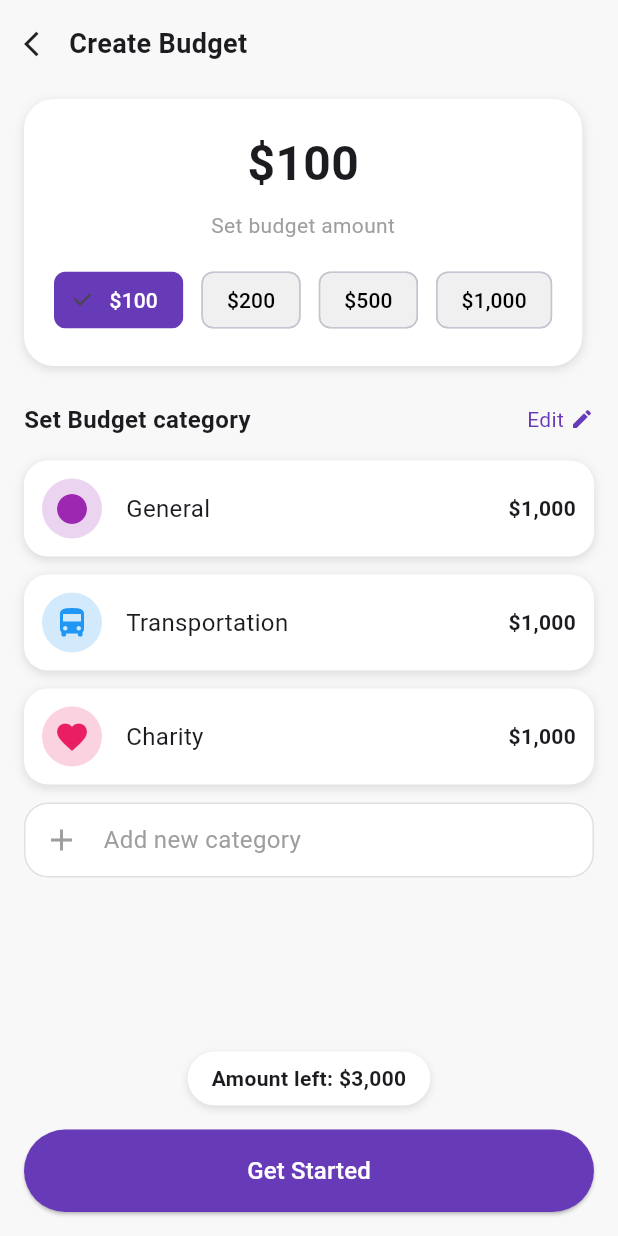
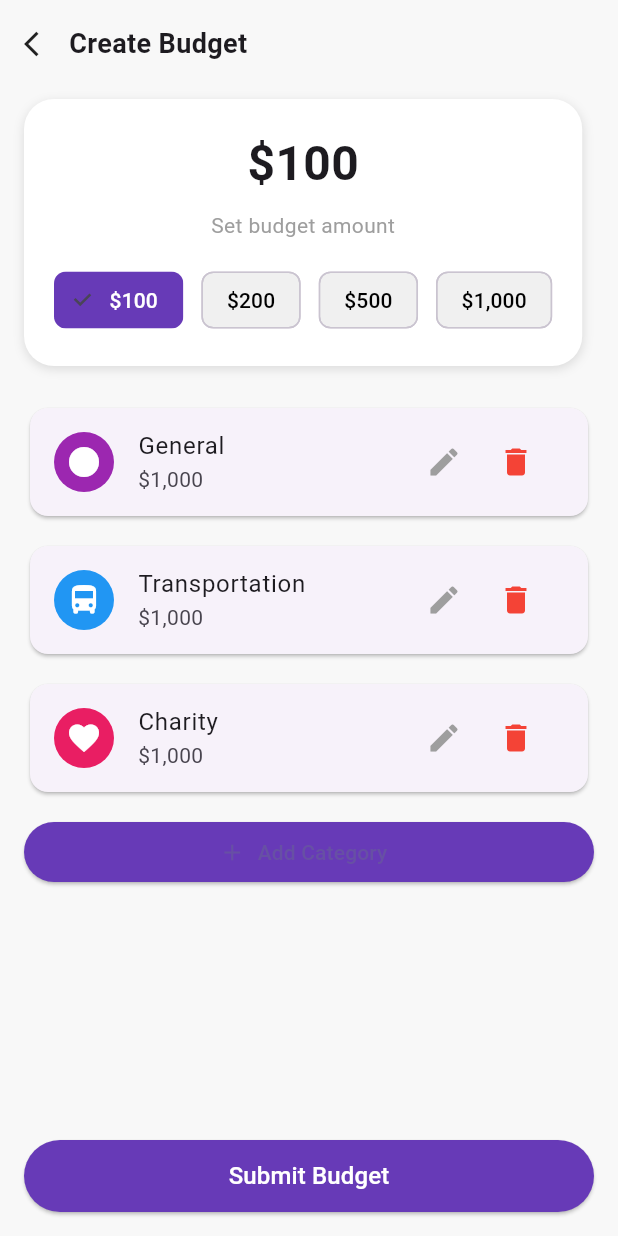
Before and after one commit to priyamtripathiii03/fintrackapp, a Flutter app: the screen it shows after launch, after a tap on "More", on a phone screen of 412 x 824 dp. Run offline on Flutter 3.47's test engine with Material 3 defaults, Android fonts, the light colour scheme and no system bars; our stand-ins replace percent_indicator, pie_chart; network calls fail.

Commit message:
08-07-2025

```diff
--- a/lib/budget_screen.dart
+++ b/lib/budget_screen.dart
@@ -1,6 +1,18 @@
-import 'package:fintrackapp/views/category_screen.dart';
 import 'package:flutter/material.dart';
- // Ensure this contains BudgetCategory model
+
+class BudgetCategory {
+  final String name;
+  final IconData icon;
+  final Color color;
+  final String amount;
+
+  BudgetCategory({
+    required this.name,
+    required this.icon,
+    required this.color,
+    required this.amount,
+  });
+}
 
 class CreateBudgetScreen extends StatefulWidget {
   const CreateBudgetScreen({super.key});
@@ -10,14 +22,20 @@ class CreateBudgetScreen extends StatefulWidget {
 }
 
 class _CreateBudgetScreenState extends State<CreateBudgetScreen> {
-  final List<BudgetCategory> categories = [
+  List<BudgetCategory> categories = [
     BudgetCategory(icon: Icons.circle, color: Colors.purple, name: "General", amount: "\$1,000"),
     BudgetCategory(icon: Icons.directions_bus, color: Colors.blue, name: "Transportation", amount: "\$1,000"),
     BudgetCategory(icon: Icons.favorite, color: Colors.pink, name: "Charity", amount: "\$1,000"),
   ];
 
   final List<String> predefinedAmounts = ["100", "200", "500", "1,000"];
-  String selectedAmount = "100"; // Default selected amount
+  String selectedAmount = "100";
+
+  @override
+  void dispose() {
+    // Dispose any controllers if added later (currently none)
+    super.dispose();
+  }
 
   void _addNewCategory() async {
     final newCategory = await Navigator.push<BudgetCategory>(
@@ -27,16 +45,37 @@ class _CreateBudgetScreenState extends State<CreateBudgetScreen> {
 
     if (newCategory != null) {
       setState(() {
-        // Set selected amount to new category
-        final categoryWithAmount = BudgetCategory(
+        categories.add(BudgetCategory(
           name: newCategory.name,
           icon: newCategory.icon,
           color: newCategory.color,
           amount: "\$$selectedAmount",
-        );
-        categories.add(categoryWithAmount);
+        ));
       });
     }
+  }
+
+  void _editCategory(int index) async {
+    final edited = await showDialog<BudgetCategory>(
+      context: context,
+      builder: (context) => EditCategoryDialog(category: categories[index]),
+    );
+
+    if (edited != null) {
+      setState(() {
+        categories[index] = edited;
+      });
+    }
+  }
+
+  void _deleteCategory(int index) {
+    setState(() {
+      categories.removeAt(index);
+    });
+  }
+
+  void _submitBudget() {
+    Navigator.pop(context, categories);
   }
 
   @override
@@ -49,21 +88,23 @@ class _CreateBudgetScreenState extends State<CreateBudgetScreen> {
           child: Column(
             crossAxisAlignment: CrossAxisAlignment.start,
             children: [
-              // Top Bar
+              // Back & Title
               Row(
                 children: [
                   GestureDetector(
-                    onTap: () => Navigator.pop(context),
+                    onTap: () => Navigator.pop(context, categories),
                     child: const Icon(Icons.arrow_back_ios, size: 20),
                   ),
                   const SizedBox(width: 10),
-                  const Text("Create Budget",
-                      style: TextStyle(fontSize: 18, fontWeight: FontWeight.bold)),
+                  const Text(
+                    "Create Budget",
+                    style: TextStyle(fontSize: 18, fontWeight: FontWeight.bold),
+                  ),
                 ],
               ),
               const SizedBox(height: 24),
 
-              // Budget Card
+              // Budget amount selector
               Container(
                 padding: const EdgeInsets.all(20),
                 decoration: BoxDecoration(
@@ -75,10 +116,8 @@ class _CreateBudgetScreenState extends State<CreateBudgetScreen> {
                 ),
                 child: Column(
                   children: [
-                    Text(
-                      '\$${selectedAmount}',
-                      style: const TextStyle(fontSize: 32, fontWeight: FontWeight.bold),
-                    ),
+                    Text('\$$selectedAmount',
+                        style: const TextStyle(fontSize: 32, fontWeight: FontWeight.bold)),
                     const SizedBox(height: 8),
                     const Text("Set budget amount", style: TextStyle(color: Colors.grey)),
                     const SizedBox(height: 16),
@@ -91,9 +130,7 @@ class _CreateBudgetScreenState extends State<CreateBudgetScreen> {
                           selected: isSelected,
                           selectedColor: Colors.deepPurple,
                           backgroundColor: const Color(0xFFF0F0F0),
-                          labelStyle: TextStyle(
-                            color: isSelected ? Colors.white : Colors.black,
-                          ),
+                          labelStyle: TextStyle(color: isSelected ? Colors.white : Colors.black),
                           onSelected: (_) {
                             setState(() {
                               selectedAmount = amount;
@@ -107,71 +144,58 @@ class _CreateBudgetScreenState extends State<CreateBudgetScreen> {
               ),
               const SizedBox(height: 24),
 
-              // Set Category Header
-              Row(
-                mainAxisAlignment: MainAxisAlignment.spaceBetween,
-                children: const [
-                  Text("Set Budget category",
-                      style: TextStyle(fontSize: 16, fontWeight: FontWeight.bold)),
-                  Row(
+              // Categories list with add button
+              Expanded(
+                child: ListView.separated(
+                  itemCount: categories.length + 1,
+                  separatorBuilder: (_, __) => const SizedBox(height: 12),
+                  itemBuilder: (context, index) {
+                    if (index == categories.length) {
+                      return ElevatedButton.icon(
+                        icon: const Icon(Icons.add),
+                        label: const Text("Add Category"),
+                        style: ElevatedButton.styleFrom(
+                          backgroundColor: Colors.deepPurple,
+                        ),
+                        onPressed: _addNewCategory,
+                      );
+                    }
+
+                    final cat = categories[index];
+                    return Card(
+                      shape: RoundedRectangleBorder(borderRadius: BorderRadius.circular(12)),
+                      child: ListTile(
+                        leading: CircleAvatar(backgroundColor: cat.color, child: Icon(cat.icon, color: Colors.white)),
+                        title: Text(cat.name),
+                        subtitle: Text(cat.amount),
+                        trailing: Row(
+                          mainAxisSize: MainAxisSize.min,
                           children: [
-                      Text("Edit", style: TextStyle(color: Colors.deepPurple)),
-                      SizedBox(width: 4),
-                      Icon(Icons.edit, size: 16, color: Colors.deepPurple),
-                    ],
-                  )
-                ],
+                            IconButton(
+                              icon: const Icon(Icons.edit, color: Colors.grey),
+                              onPressed: () => _editCategory(index),
                             ),
-              const SizedBox(height: 16),
-
-              // Category List
-              Expanded(
-                child: ListView(
-                  children: [
-                    for (var cat in categories)
-                      CategoryTile(
-                        icon: cat.icon,
-                        color: cat.color,
-                        title: cat.name,
-                        amount: cat.amount,
+                            IconButton(
+                              icon: const Icon(Icons.delete, color: Colors.red),
+                              onPressed: () => _deleteCategory(index),
                             ),
-                    AddCategoryTile(onTap: _addNewCategory),
                           ],
                         ),
                       ),
-
-              // Amount Left
-              Center(
-                child: Container(
-                  padding: const EdgeInsets.symmetric(horizontal: 16, vertical: 8),
-                  decoration: BoxDecoration(
-                    color: Colors.white,
-                    borderRadius: BorderRadius.circular(20),
-                    boxShadow: const [
-                      BoxShadow(color: Colors.black12, blurRadius: 4, offset: Offset(0, 2))
-                    ],
-                  ),
-                  child: const Text("Amount left: \$3,000",
-                      style: TextStyle(fontWeight: FontWeight.bold)),
+                    );
+                  },
                 ),
               ),
-              const SizedBox(height: 16),
 
-              // Get Started Button
-              SizedBox(
-                width: double.infinity,
-                child: ElevatedButton(
+              // Submit Button
+              ElevatedButton(
+                onPressed: _submitBudget,
                 style: ElevatedButton.styleFrom(
-                    padding: const EdgeInsets.symmetric(vertical: 16),
                   backgroundColor: Colors.deepPurple,
-                    shape: RoundedRectangleBorder(borderRadius: BorderRadius.circular(30)),
+                  minimumSize: const Size.fromHeight(48),
                 ),
-                  onPressed: () {
-                    // Get started logic
-                  },
-                  child: const Text("Get Started", style: TextStyle(fontSize: 16, color: Colors.white)),
-                ),
-              ),
+                child: const Text("Submit Budget", style: TextStyle(color: Colors.white, fontSize: 16)),
+              )
             ],
           ),
         ),
@@ -180,72 +204,117 @@ class _CreateBudgetScreenState extends State<CreateBudgetScreen> {
   }
 }
 
-class CategoryTile extends StatelessWidget {
-  final IconData icon;
-  final Color color;
-  final String title;
-  final String amount;
+// Screen to create a new category
+class CreateCategoryScreen extends StatefulWidget {
+  const CreateCategoryScreen({super.key});
 
-  const CategoryTile({
-    super.key,
-    required this.icon,
-    required this.color,
-    required this.title,
-    required this.amount,
-  });
+  @override
+  State<CreateCategoryScreen> createState() => _CreateCategoryScreenState();
+}
+
+class _CreateCategoryScreenState extends State<CreateCategoryScreen> {
+  final _nameController = TextEditingController();
+  IconData selectedIcon = Icons.category;
+  Color selectedColor = Colors.deepPurple;
+
+  @override
+  void dispose() {
+    _nameController.dispose();
+    super.dispose();
+  }
 
   @override
   Widget build(BuildContext context) {
-    return Container(
-      margin: const EdgeInsets.only(bottom: 12),
-      padding: const EdgeInsets.all(12),
-      decoration: BoxDecoration(
-        color: Colors.white,
-        borderRadius: BorderRadius.circular(16),
-        boxShadow: const [
-          BoxShadow(color: Colors.black12, blurRadius: 5, offset: Offset(0, 2))
-        ],
+    return Scaffold(
+      appBar: AppBar(title: const Text("Add Category")),
+      body: Padding(
+        padding: const EdgeInsets.all(16),
+        child: Column(
+          children: [
+            TextField(
+              controller: _nameController,
+              decoration: const InputDecoration(labelText: "Category Name"),
             ),
-      child: Row(
-        children: [
-          CircleAvatar(
-            backgroundColor: color.withOpacity(0.2),
-            child: Icon(icon, color: color),
-          ),
-          const SizedBox(width: 16),
-          Expanded(child: Text(title, style: const TextStyle(fontSize: 16))),
-          Text(amount, style: const TextStyle(fontWeight: FontWeight.bold)),
-        ],
+            const SizedBox(height: 20),
+            ElevatedButton(
+              onPressed: () {
+                final name = _nameController.text.trim();
+                if (name.isEmpty) return;
+                Navigator.pop(
+                  context,
+                  BudgetCategory(
+                    name: name,
+                    icon: selectedIcon,
+                    color: selectedColor,
+                    amount: "\$100", // default amount for new category
                   ),
                 );
-  }
-}
-
-class AddCategoryTile extends StatelessWidget {
-  final VoidCallback onTap;
-
-  const AddCategoryTile({super.key, required this.onTap});
-
-  @override
-  Widget build(BuildContext context) {
-    return GestureDetector(
-      onTap: onTap,
-      child: Container(
-        margin: const EdgeInsets.only(bottom: 12),
-        padding: const EdgeInsets.all(12),
-        decoration: BoxDecoration(
-          color: Colors.white,
-          borderRadius: BorderRadius.circular(16),
-          border: Border.all(color: Colors.grey.shade300),
+              },
+              child: const Text("Add"),
             ),
-        child: Row(
-          children: const [
-            Icon(Icons.add, color: Colors.grey),
-            SizedBox(width: 16),
-            Text("Add new category", style: TextStyle(color: Colors.grey, fontSize: 16)),
           ],
         ),
       ),
     );
   }
 }
+
+// Dialog to edit category
+class EditCategoryDialog extends StatefulWidget {
+  final BudgetCategory category;
+
+  const EditCategoryDialog({super.key, required this.category});
+
+  @override
+  State<EditCategoryDialog> createState() => _EditCategoryDialogState();
+}
+
+class _EditCategoryDialogState extends State<EditCategoryDialog> {
+  late TextEditingController _nameController;
+  late IconData _icon;
+  late Color _color;
+  late String _amount;
+
+  @override
+  void initState() {
+    super.initState();
+    _nameController = TextEditingController(text: widget.category.name);
+    _icon = widget.category.icon;
+    _color = widget.category.color;
+    _amount = widget.category.amount;
+  }
+
+  @override
+  void dispose() {
+    _nameController.dispose();
+    super.dispose();
+  }
+
+  @override
+  Widget build(BuildContext context) {
+    return AlertDialog(
+      title: const Text("Edit Category"),
+      content: Column(
+        mainAxisSize: MainAxisSize.min,
+        children: [
+          TextField(controller: _nameController, decoration: const InputDecoration(labelText: "Name")),
+          // You can add editing for icon, color, and amount here if needed
+        ],
+      ),
+      actions: [
+        TextButton(onPressed: () => Navigator.pop(context), child: const Text("Cancel")),
+        ElevatedButton(
+          onPressed: () {
+            final name = _nameController.text.trim();
+            if (name.isEmpty) return;
+            Navigator.pop(
+              context,
+              BudgetCategory(name: name, icon: _icon, color: _color, amount: _amount),
+            );
+          },
+          child: const Text("Save"),
+        )
+      ],
+    );
+  }
+}
--- a/lib/main.dart
+++ b/lib/main.dart
@@ -4,7 +4,7 @@ import 'package:fintrackapp/views/budget_adjusted_successfully_screen.dart';
 import 'package:fintrackapp/views/budget_over_view_screen.dart';
 import 'package:fintrackapp/views/budget_successfull_screen.dart';
 import 'package:fintrackapp/views/category_detail_screen.dart';
-import 'package:fintrackapp/views/category_screen.dart';
+import 'package:fintrackapp/views/category_screen.dart' hide CreateCategoryScreen;
 import 'package:fintrackapp/views/home_page.dart';
 import 'package:fintrackapp/views/spending_insight_screen.dart';
 import 'package:flutter/material.dart';
@@ -21,10 +21,12 @@ class MyApp extends StatelessWidget {
     return MaterialApp(
       debugShowCheckedModeBanner: false,
       routes: {
-        '/': (context) => const DashboardScreen(),
+        '/': (context) => const DashboardScreen(initialCategories: [],),
         '/budgetscreen': (context) => const CreateBudgetScreen(),
         '/newcategory': (context) => const CreateCategoryScreen(),
         '/budgetsuccessfull': (context) => const BudgetScreen(),
+        '/createbudget': (context) => const CreateBudgetScreen(),
+
       },
     );
   }
--- a/lib/views/home_page.dart
+++ b/lib/views/home_page.dart
@@ -1,18 +1,40 @@
 import 'package:flutter/material.dart';
-
 import '../budget_screen.dart';
 
-class DashboardScreen extends StatelessWidget {
-  const DashboardScreen({super.key});
+
+class DashboardScreen extends StatefulWidget {
+  final List<BudgetCategory> initialCategories;
+
+  const DashboardScreen({super.key, required this.initialCategories});
+
+  @override
+  State<DashboardScreen> createState() => _DashboardScreenState();
+}
+
+class _DashboardScreenState extends State<DashboardScreen> {
+  late List<BudgetCategory> categories;
+  int _currentIndex = 0;
+
+  @override
+  void initState() {
+    super.initState();
+    // Copy initial categories so we can modify locally
+    categories = List.from(widget.initialCategories);
+  }
 
   @override
   Widget build(BuildContext context) {
     return Scaffold(
       backgroundColor: Colors.white,
       bottomNavigationBar: BottomNavigationBar(
-        currentIndex: 0,
+        currentIndex: _currentIndex,
         selectedItemColor: Colors.deepPurple,
         unselectedItemColor: Colors.grey,
+        onTap: (index) {
+          setState(() {
+            _currentIndex = index;
+          });
+        },
         items: const [
           BottomNavigationBarItem(icon: Icon(Icons.home), label: 'Home'),
           BottomNavigationBarItem(icon: Icon(Icons.credit_card), label: 'Cards'),
@@ -27,7 +49,7 @@ class DashboardScreen extends StatelessWidget {
             child: Column(
               crossAxisAlignment: CrossAxisAlignment.start,
               children: [
-                /// Greeting Header
+                // Header Row
                 Row(
                   children: [
                     const CircleAvatar(
@@ -59,7 +81,7 @@ class DashboardScreen extends StatelessWidget {
                 ),
                 const SizedBox(height: 20),
 
-                /// Balance Card
+                // Balance Card
                 Container(
                   padding: const EdgeInsets.all(20),
                   decoration: BoxDecoration(
@@ -81,13 +103,21 @@ class DashboardScreen extends StatelessWidget {
                           const BlackButton(icon: Icons.add, label: "Deposit"),
                           const BlackButton(icon: Icons.send, label: "Transfer"),
                           GestureDetector(
-                            onTap: (){
-                              Navigator.push(
+                            onTap: () async {
+                              final result = await Navigator.push<List<BudgetCategory>>(
                                 context,
-                                MaterialPageRoute(builder: (context) => const CreateBudgetScreen()),
+                                MaterialPageRoute(
+                                  builder: (context) => const CreateBudgetScreen(),
+                                ),
                               );
+                              if (result != null && result.isNotEmpty) {
+                                setState(() {
+                                  categories = result;
+                                });
+                              }
                             },
-                              child: const BlackButton(icon: Icons.more_horiz, label: "More")),
+                            child: const BlackButton(icon: Icons.more_horiz, label: "More"),
+                          ),
                         ],
                       )
                     ],
@@ -95,11 +125,11 @@ class DashboardScreen extends StatelessWidget {
                 ),
                 const SizedBox(height: 20),
 
-                /// Budget Card
+                // Budget Card
                 Container(
                   padding: const EdgeInsets.all(16),
                   decoration: BoxDecoration(
-                    color: Color(0xFFEDE6FE),
+                    color: const Color(0xFFEDE6FE),
                     borderRadius: BorderRadius.circular(16),
                   ),
                   child: Row(
@@ -118,8 +148,20 @@ class DashboardScreen extends StatelessWidget {
                             const SizedBox(height: 10),
                             ElevatedButton(
                               style: ElevatedButton.styleFrom(backgroundColor: Colors.deepPurple),
-                              onPressed: () {},
-                              child: const Text("Set up now",style: TextStyle(color: Colors.white),),
+                              onPressed: () async {
+                                final result = await Navigator.push<List<BudgetCategory>>(
+                                  context,
+                                  MaterialPageRoute(
+                                    builder: (context) => const CreateBudgetScreen(),
+                                  ),
+                                );
+                                if (result != null && result.isNotEmpty) {
+                                  setState(() {
+                                    categories = result;
+                                  });
+                                }
+                              },
+                              child: const Text("Set up now", style: TextStyle(color: Colors.white)),
                             )
                           ],
                         ),
@@ -131,7 +173,7 @@ class DashboardScreen extends StatelessWidget {
                 ),
                 const SizedBox(height: 20),
 
-                /// Transactions
+                // Transactions Header
                 Row(
                   mainAxisAlignment: MainAxisAlignment.spaceBetween,
                   children: const [
@@ -140,6 +182,22 @@ class DashboardScreen extends StatelessWidget {
                   ],
                 ),
                 const SizedBox(height: 16),
+
+                // Dynamic Transactions
+                if (categories.isEmpty) ...[
+                  const Text('No budget categories yet'),
+                ] else ...[
+                  for (var cat in categories)
+                    TransactionItem(
+                      title: cat.name,
+                      icon: cat.icon,
+                      amount: cat.amount,
+                      isCredit: true,
+                      iconColor: cat.color,
+                    ),
+                ],
+
+                // Sample static transactions
                 const TransactionItem(
                     title: "Fitness first", icon: Icons.fitness_center, amount: "- \$50.00", isCredit: false),
                 const TransactionItem(
@@ -179,6 +237,7 @@ class TransactionItem extends StatelessWidget {
   final IconData icon;
   final String amount;
   final bool isCredit;
+  final Color? iconColor;
 
   const TransactionItem({
     super.key,
@@ -186,6 +245,7 @@ class TransactionItem extends StatelessWidget {
     required this.icon,
     required this.amount,
     required this.isCredit,
+    this.iconColor,
   });
 
   @override
@@ -195,7 +255,7 @@ class TransactionItem extends StatelessWidget {
       child: ListTile(
         leading: CircleAvatar(
           backgroundColor: Colors.grey.shade200,
-          child: Icon(icon, color: isCredit ? Colors.green : Colors.red),
+          child: Icon(icon, color: iconColor ?? (isCredit ? Colors.green : Colors.red)),
         ),
         title: Text(title, style: const TextStyle(fontWeight: FontWeight.w500)),
         trailing: Text(
```
Also changed, not shown: lib/views/budget_successfull_screen.dart (+18 -4 lines), lib/views/category_screen.dart (+15 -6 lines). Lines whose indentation alone changed are shown as unchanged.
